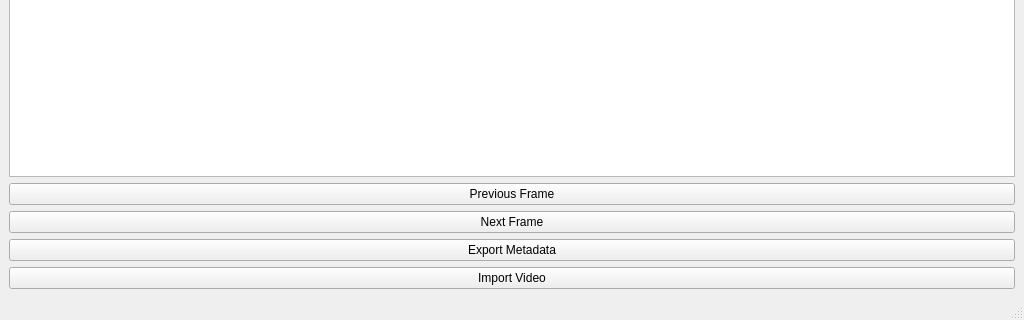
Before: the Qt Designer form ui/main_window.ui in marlefranco/VidView, drawn with Qt 5; both pictures show x 0 to 1024 and y 448 to 768 of the 1024 by 768 pixel window.
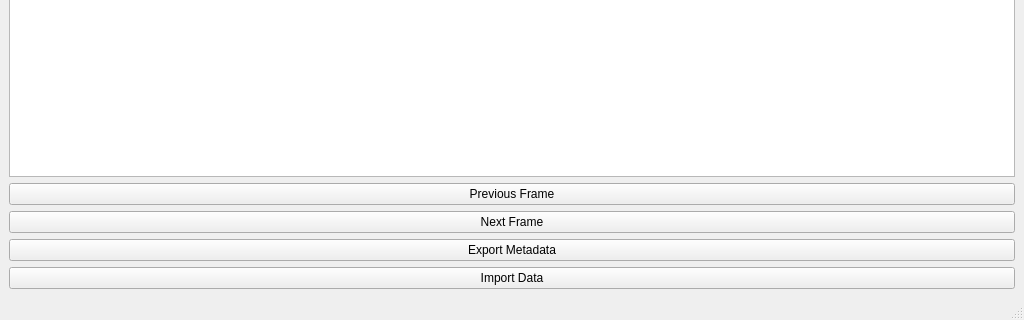
After: the same form once the commit is applied.

Commit message: Update data import workflow

The edit to the form file:
```diff
--- a/ui/main_window.ui
+++ b/ui/main_window.ui
@@ -37,7 +37,7 @@
     <item><widget class="QPushButton" name="prevButton"><property name="text"><string>Previous Frame</string></property></widget></item>
     <item><widget class="QPushButton" name="nextButton"><property name="text"><string>Next Frame</string></property></widget></item>
     <item><widget class="QPushButton" name="exportButton"><property name="text"><string>Export Metadata</string></property></widget></item>
-    <item><widget class="QPushButton" name="importVideoButton"><property name="text"><string>Import Video</string></property></widget></item>
+    <item><widget class="QPushButton" name="importVideoButton"><property name="text"><string>Import Data</string></property></widget></item>
    </layout>
   </widget>
   <widget class="QMenuBar" name="menubar"/>
```
The commit also changes 3 other files.
